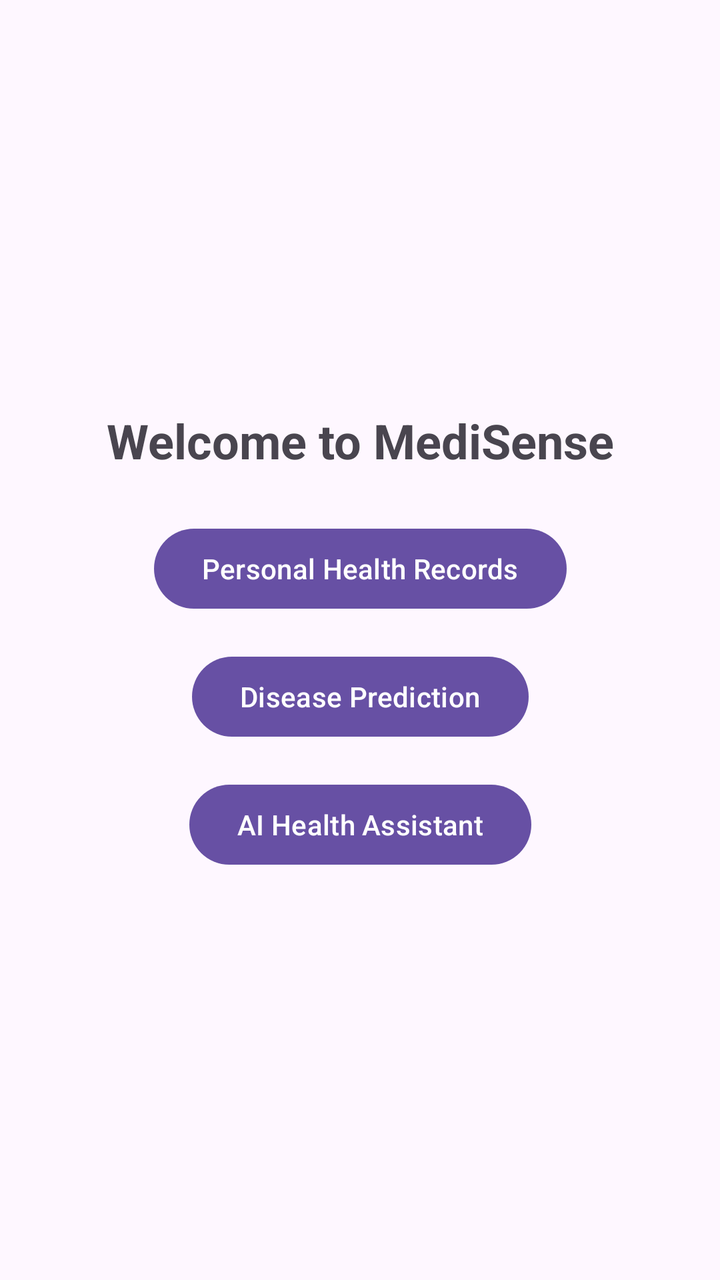
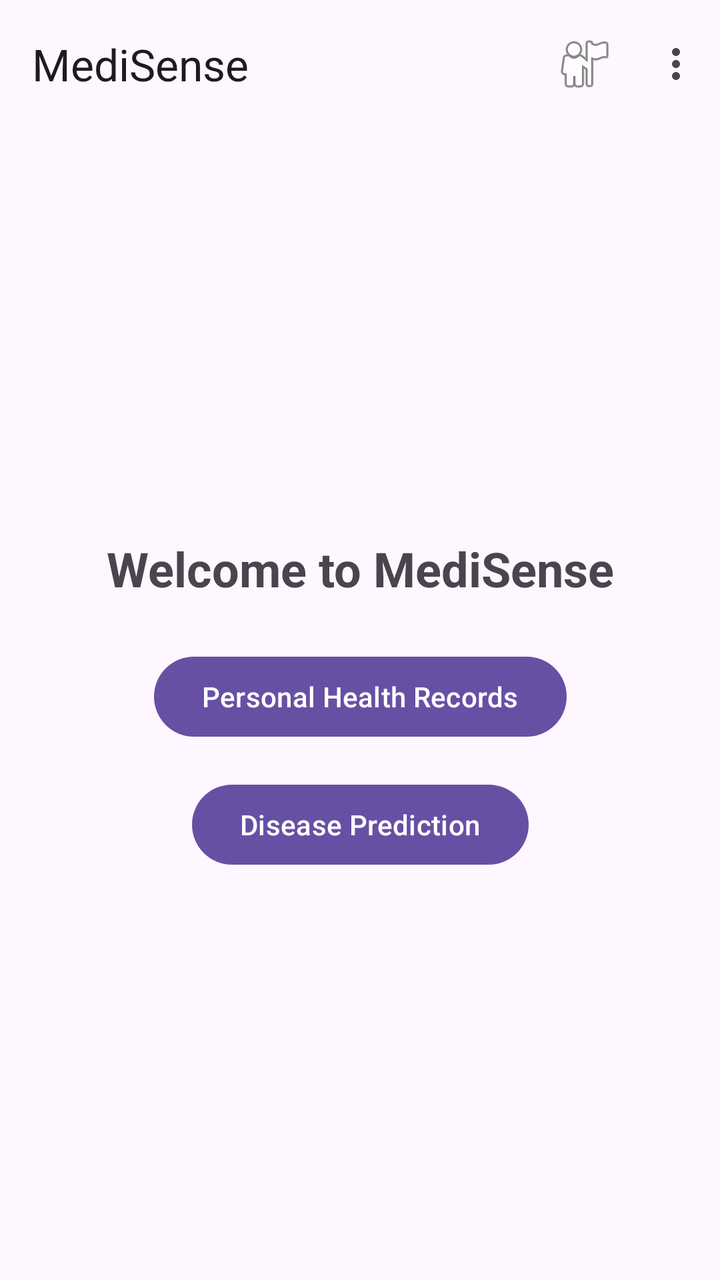

An Android layout rendered at two revisions. The XML below is the earlier revision; the diff shows what the commit changed to produce the second picture.
<!-- AndroidManifest.xml: application theme Theme.Medisense -->
<!-- res/layout/fragment_dashboard.xml -->
<?xml version="1.0" encoding="utf-8"?>
<androidx.constraintlayout.widget.ConstraintLayout xmlns:android="http://schemas.android.com/apk/res/android"
    xmlns:app="http://schemas.android.com/apk/res-auto"
    xmlns:tools="http://schemas.android.com/tools"
    android:layout_width="match_parent"
    android:layout_height="match_parent"
    tools:context=".ui.dashboard.DashboardFragment">

    <TextView
        android:id="@+id/tv_welcome"
        android:layout_width="wrap_content"
        android:layout_height="wrap_content"
        android:text="@string/welcome_dashboard"
        android:textSize="24sp"
        android:textStyle="bold"
        app:layout_constraintBottom_toTopOf="@+id/btn_health_records"
        app:layout_constraintEnd_toEndOf="parent"
        app:layout_constraintStart_toStartOf="parent"
        app:layout_constraintTop_toTopOf="parent"
        app:layout_constraintVertical_chainStyle="packed" />

    <com.google.android.material.button.MaterialButton
        android:id="@+id/btn_health_records"
        android:layout_width="wrap_content"
        android:layout_height="wrap_content"
        android:layout_marginTop="24dp"
        android:text="Personal Health Records"
        app:layout_constraintBottom_toTopOf="@+id/btn_disease_prediction"
        app:layout_constraintEnd_toEndOf="parent"
        app:layout_constraintStart_toStartOf="parent"
        app:layout_constraintTop_toBottomOf="@+id/tv_welcome" />

    <com.google.android.material.button.MaterialButton
        android:id="@+id/btn_disease_prediction"
        android:layout_width="wrap_content"
        android:layout_height="wrap_content"
        android:layout_marginTop="16dp"
        android:text="Disease Prediction"
        app:layout_constraintBottom_toTopOf="@+id/btn_health_assistant"
        app:layout_constraintEnd_toEndOf="parent"
        app:layout_constraintStart_toStartOf="parent"
        app:layout_constraintTop_toBottomOf="@+id/btn_health_records" />

    <com.google.android.material.button.MaterialButton
        android:id="@+id/btn_health_assistant"
        android:layout_width="wrap_content"
        android:layout_height="wrap_content"
        android:layout_marginTop="16dp"
        android:text="AI Health Assistant"
        app:layout_constraintBottom_toBottomOf="parent"
        app:layout_constraintEnd_toEndOf="parent"
        app:layout_constraintStart_toStartOf="parent"
        app:layout_constraintTop_toBottomOf="@+id/btn_disease_prediction" />

</androidx.constraintlayout.widget.ConstraintLayout>
<!-- resources referenced by this layout -->
<resources>
  <string name="welcome_dashboard">Welcome to MediSense</string>
  <style name="Theme.Medisense" parent="Theme.Material3.DayNight.NoActionBar">
          
          
      </style>
</resources>

<!-- the commit's change to res/layout/fragment_dashboard.xml (unified diff, before → after) -->
@@ -5,6 +5,20 @@
     android:layout_width="match_parent"
     android:layout_height="match_parent"
     tools:context=".ui.dashboard.DashboardFragment">
+
+    <com.google.android.material.appbar.AppBarLayout
+        android:id="@+id/appBarLayout"
+        android:layout_width="match_parent"
+        android:layout_height="wrap_content"
+        app:layout_constraintTop_toTopOf="parent">
+
+        <com.google.android.material.appbar.MaterialToolbar
+            android:id="@+id/toolbar"
+            android:layout_width="match_parent"
+            android:layout_height="?attr/actionBarSize"
+            app:title="MediSense"
+            app:menu="@menu/menu_dashboard" />
+    </com.google.android.material.appbar.AppBarLayout>
 
     <TextView
         android:id="@+id/tv_welcome"
@@ -16,7 +30,7 @@
         app:layout_constraintBottom_toTopOf="@+id/btn_health_records"
         app:layout_constraintEnd_toEndOf="parent"
         app:layout_constraintStart_toStartOf="parent"
-        app:layout_constraintTop_toTopOf="parent"
+        app:layout_constraintTop_toBottomOf="@+id/appBarLayout"
         app:layout_constraintVertical_chainStyle="packed" />
 
     <com.google.android.material.button.MaterialButton
@@ -36,20 +50,9 @@
         android:layout_height="wrap_content"
         android:layout_marginTop="16dp"
         android:text="Disease Prediction"
-        app:layout_constraintBottom_toTopOf="@+id/btn_health_assistant"
+        app:layout_constraintBottom_toBottomOf="parent"
         app:layout_constraintEnd_toEndOf="parent"
         app:layout_constraintStart_toStartOf="parent"
         app:layout_constraintTop_toBottomOf="@+id/btn_health_records" />
 
-    <com.google.android.material.button.MaterialButton
-        android:id="@+id/btn_health_assistant"
-        android:layout_width="wrap_content"
-        android:layout_height="wrap_content"
-        android:layout_marginTop="16dp"
-        android:text="AI Health Assistant"
-        app:layout_constraintBottom_toBottomOf="parent"
-        app:layout_constraintEnd_toEndOf="parent"
-        app:layout_constraintStart_toStartOf="parent"
-        app:layout_constraintTop_toBottomOf="@+id/btn_disease_prediction" />
-
 </androidx.constraintlayout.widget.ConstraintLayout>
